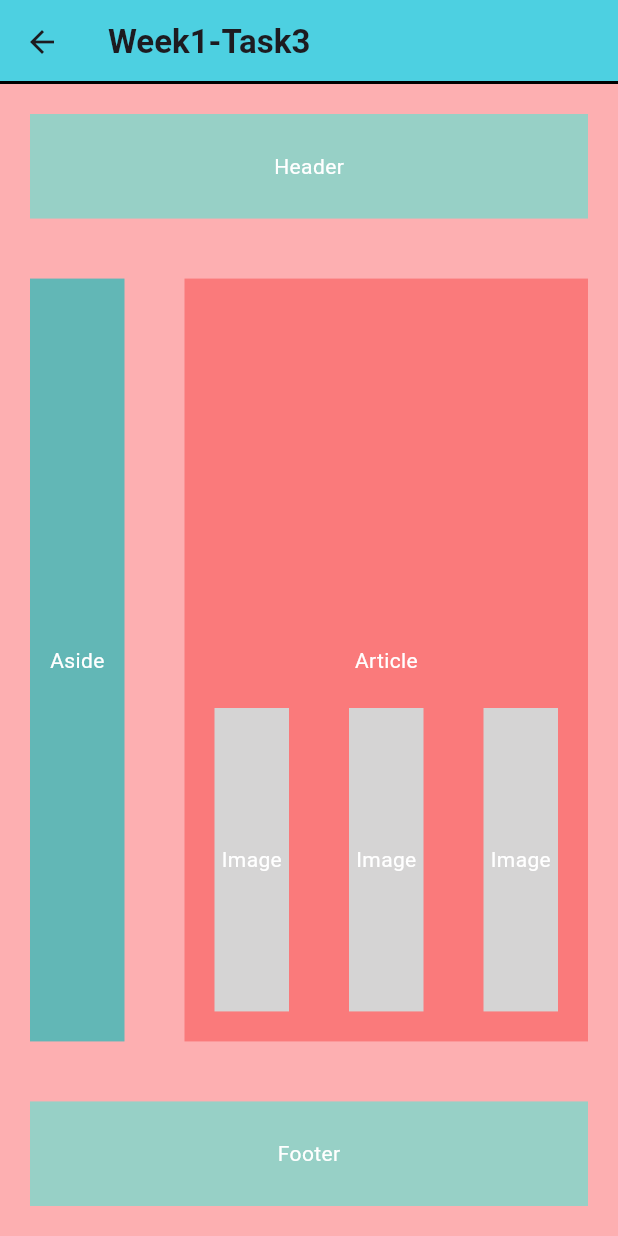
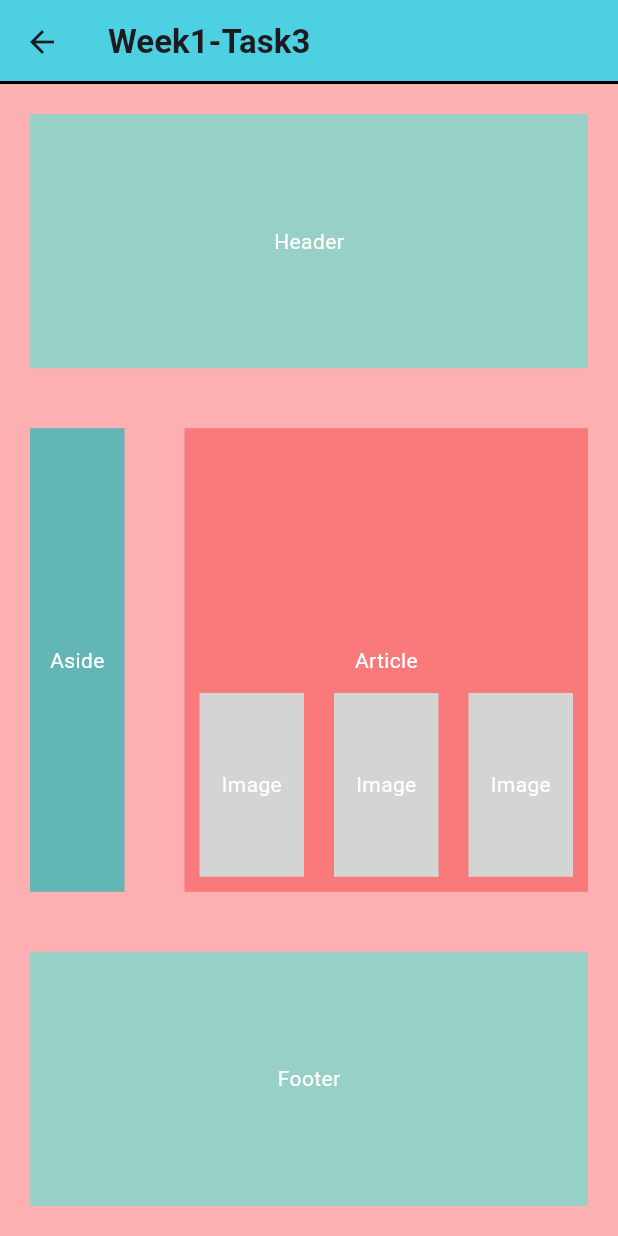
Before and after one commit to IzenAbbas/Flutter-acme, a Flutter app: the Task3 screen opened directly, on a phone screen of 412 x 824 dp. Run offline on Flutter 3.47's test engine with Material 3 defaults, Android fonts, the phone set to English and light mode, and no system bars.

Commit message:
Week1-Improved

```diff
--- a/acme-tasks/lib/week1/task3.dart
+++ b/acme-tasks/lib/week1/task3.dart
@@ -18,7 +18,7 @@ class Task3 extends StatelessWidget {
         color: Color.fromARGB(255, 253, 175, 177),
         child: Column(
           children: [
-            MyWidget(color: Color.fromARGB(255, 151, 208, 198), text: 'Header'),
+            MyWidget(color: Color.fromARGB(255, 151, 208, 198), text: 'Header', flex: 3,),
             Expanded(
               flex: 5,
               child: Row(
@@ -53,14 +53,17 @@ class Task3 extends StatelessWidget {
                                 MyWidget(
                                   color: Color.fromARGB(255, 213, 212, 212),
                                   text: 'Image',
+                                  margin: EdgeInsetsGeometry.all(10),
                                 ),
                                 MyWidget(
                                   color: Color.fromARGB(255, 213, 212, 212),
                                   text: 'Image',
+                                  margin: EdgeInsetsGeometry.all(10),
                                 ),
                                 MyWidget(
                                   color: Color.fromARGB(255, 213, 212, 212),
                                   text: 'Image',
+                                  margin: EdgeInsetsGeometry.all(10),
                                 ),
                               ],
                             ),
@@ -72,7 +75,7 @@ class Task3 extends StatelessWidget {
                 ],
               ),
             ),
-            MyWidget(color: Color.fromARGB(255, 151, 208, 198), text: 'Footer'),
+            MyWidget(color: Color.fromARGB(255, 151, 208, 198), text: 'Footer', flex: 3,)
           ],
         ),
       ),
@@ -84,11 +87,13 @@ class MyWidget extends StatelessWidget {
   final Color color;
   final String text;
   final int flex;
+  final EdgeInsetsGeometry margin;
   const MyWidget({
     super.key,
     required this.color,
     required this.text,
     this.flex = 1,
+    this.margin = const EdgeInsets.all(20),
   });
 
   @override
@@ -96,7 +101,7 @@ class MyWidget extends StatelessWidget {
     return Expanded(
       flex: flex,
       child: Container(
-        margin: EdgeInsetsGeometry.all(20),
+        margin: margin,
         width: double.infinity,
         color: color,
         child: Center(
--- a/acme-tasks/lib/week1/task4.dart
+++ b/acme-tasks/lib/week1/task4.dart
@@ -27,7 +27,7 @@ class Task4 extends StatelessWidget {
                   textColor: Colors.black,
                 ),
                 Expanded(
-                  flex: 3,
+                  flex: 9,
                   child: Container(
                     color: Colors.black,
                     child: Column(
```
